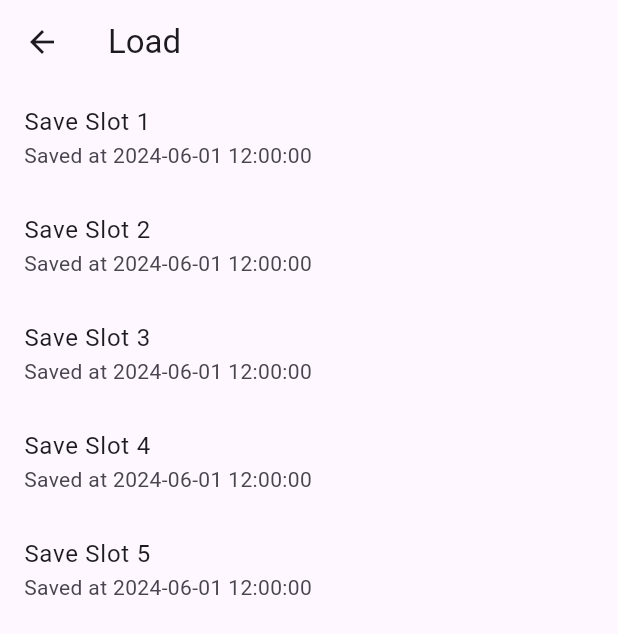
After one commit to samuelhe52/solar_engine, a Flutter app: the screen it shows after launch, after a tap on "Continue game", on a phone screen of 412 x 824 dp. The commit adds this screen. Shown: the top 634 px of the screen. Run offline on Flutter 3.47's test engine with Material 3 defaults, Android fonts, the phone set to English and light mode, and no system bars; our stand-ins replace get, sidebarx.

Commit message:
basic frontend complete

```diff
--- a/lib/main.dart
+++ b/lib/main.dart
@@ -1,6 +1,10 @@
 // main.dart
 import 'package:flutter/material.dart';
 import 'package:get/get.dart';
+import 'ui/CGPage.dart';
+import 'ui/GalleryPage.dart';
+import 'ui/SettingsPage.dart';
+import 'ui/SaveLoadPage.dart';
 
 void main() {
   runApp(
@@ -11,38 +15,60 @@ void main() {
   );
 }
 
-class CounterController extends GetxController {
-  var count = 0.obs; // 使变量变得可观察
-
-  void increment() {
-    count.value++; // 增加数值
-  }
-}
+class HomePageController extends GetxController {}
 
 class HomePage extends StatelessWidget {
   // 使用 Get.put 实例化控制器，并使其在整个应用程序中可用
-  late final CounterController controller;
+  late final HomePageController controller;
 
   HomePage({super.key}) {
-    controller = Get.put(CounterController());
+    if (Get.isRegistered<HomePageController>()) {
+      controller = Get.find<HomePageController>();
+    } else {
+      controller = Get.put(HomePageController());
+    }
   }
 
   @override
   Widget build(BuildContext context) {
     return Scaffold(
-      appBar: AppBar(title: Text('GetX 安装示例')),
-      body: Center(
-        // 使用 Obx 来监听 count 的变化并自动更新 UI
-        child: Obx(
-          () => Text(
-            '你点击了 ${controller.count} 次',
-            style: TextStyle(fontSize: 24),
+      appBar: AppBar(title: Text('solar galgame engine')),
+      body: Container(
+        decoration: BoxDecoration(
+          image: DecorationImage(
+            image: AssetImage('lib/assets/images/home.png'),
+            fit: BoxFit.fill,
           ),
         ),
-      ),
-      floatingActionButton: FloatingActionButton(
-        onPressed: controller.increment, // 点击时调用 increment 方法
-        child: Icon(Icons.add),
+        child: Center(
+          child: Column(
+            mainAxisAlignment: MainAxisAlignment.center,
+            spacing: 20,
+            children: [
+              ElevatedButton(
+                onPressed: () => Get.to(() => CGPage(), binding: CGBinding()),
+                child: Text('Start game'),
+              ),
+              ElevatedButton(
+                onPressed: () => Get.to(
+                  () => SaveLoadPage(isSave: false),
+                  binding: SaveLoadBinding(),
+                ),
+                child: Text('Continue game'),
+              ),
+              ElevatedButton(
+                onPressed: () =>
+                    Get.to(() => GalleryPage(), binding: GalleryBinding()),
+                child: Text('Gallery'),
+              ),
+              ElevatedButton(
+                onPressed: () =>
+                    Get.to(() => SettingsPage(), binding: SettingsBinding()),
+                child: Text('Settings'),
+              ),
+            ],
+          ),
+        ),
       ),
     );
   }
--- /dev/null
+++ b/lib/ui/SaveLoadPage.dart
@@ -0,0 +1,86 @@
+import 'package:flutter/material.dart';
+import 'package:get/get.dart';
+
+class SaveLoadController extends GetxController {}
+
+class SaveLoadBinding extends Bindings {
+  @override
+  void dependencies() {
+    Get.lazyPut<SaveLoadController>(() => SaveLoadController());
+  }
+}
+
+class SaveLoadPage extends StatelessWidget {
+  // 使用 Get.put 实例化控制器，并使其在整个应用程序中可用
+  late final SaveLoadController controller;
+  final bool isSave;
+  SaveLoadPage({super.key, required this.isSave}) {
+    controller = Get.find<SaveLoadController>();
+  }
+
+  @override
+  Widget build(BuildContext context) {
+    return Scaffold(
+      appBar: AppBar(
+        title: Text(isSave ? "Save" : "Load"),
+        leading: IconButton(
+          onPressed: () => Get.back(),
+          icon: Icon(Icons.arrow_back),
+        ),
+      ),
+      body: Row(
+        children: [
+          Expanded(
+            child: ListView.builder(
+              itemCount: 5,
+              itemBuilder: (context, index) {
+                return ListTile(
+                  title: Text('Save Slot ${index + 1}'),
+                  subtitle: Text('Saved at 2024-06-01 12:00:00'),
+                  onTap: () async {
+                    final confirmed = await Get.dialog<bool>(
+                      AlertDialog(
+                        title: Text(isSave ? "Save Game" : "Load Game"),
+                        content: Text(
+                          isSave
+                              ? "Do you want to save the game in this slot?"
+                              : "Do you want to load the game from this slot?",
+                        ),
+                        actions: [
+                          TextButton(
+                            onPressed: () => Get.back(result: false),
+                            child: Text('Cancel'),
+                          ),
+                          TextButton(
+                            onPressed: () => Get.back(result: true),
+                            child: Text('Confirm'),
+                          ),
+                        ],
+                      ),
+                      barrierDismissible: true,
+                    );
+
+                    if (confirmed == true) {
+                      // TODO: save/load logic
+                      Get.back(); // 关闭 SaveLoadPage，返回上一页
+                    }
+                  },
+                );
+              },
+            ),
+          ),
+        ],
+      ),
+
+      floatingActionButton: Visibility(
+        visible: isSave,
+        child: FloatingActionButton(
+          onPressed: () {
+            // TODO : new save slot
+          },
+          child: Icon(Icons.add),
+        ),
+      ),
+    );
+  }
+}
--- a/pubspec.yaml
+++ b/pubspec.yaml
@@ -10,6 +10,7 @@ dependencies:
   flutter:
     sdk: flutter
   get:
+  sidebarx:
 
 dev_dependencies:
   flutter_test:
@@ -18,3 +19,5 @@ dev_dependencies:
 
 flutter:
   uses-material-design: true
+  assets:
+    - lib/assets/images/
```
Also changed, not shown: lib/ui/CGPage.dart (+193 -0 lines), lib/ui/GalleryPage.dart (added, +36 -0 lines), lib/ui/SettingsPage.dart (+138 -0 lines), lib/assets/images/cg.png (added), lib/assets/images/home.png (added), lib/ui/DialDock.dart (deleted), pubspec.lock, 6 other files.
